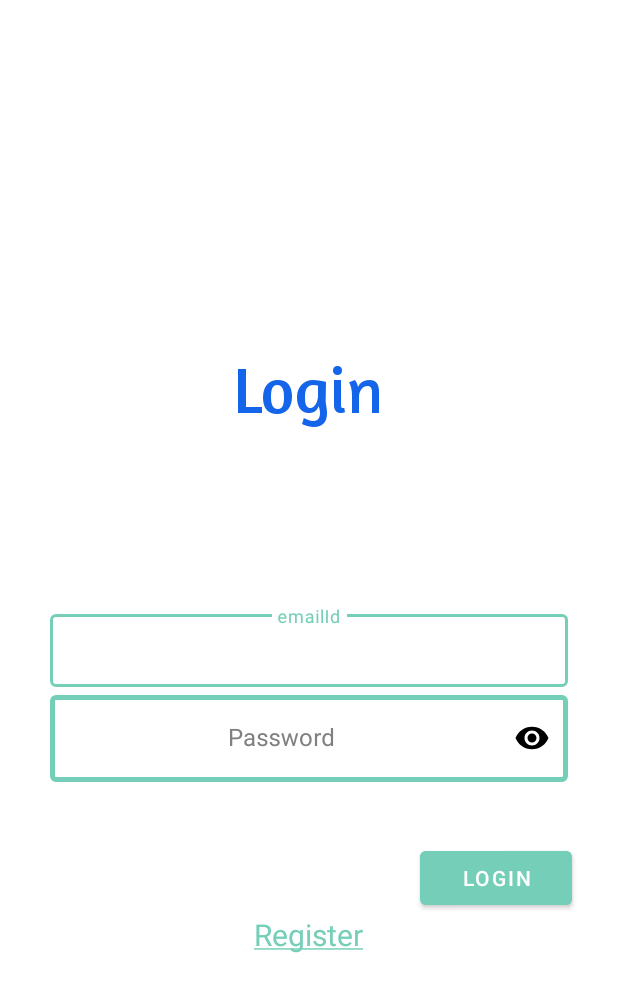
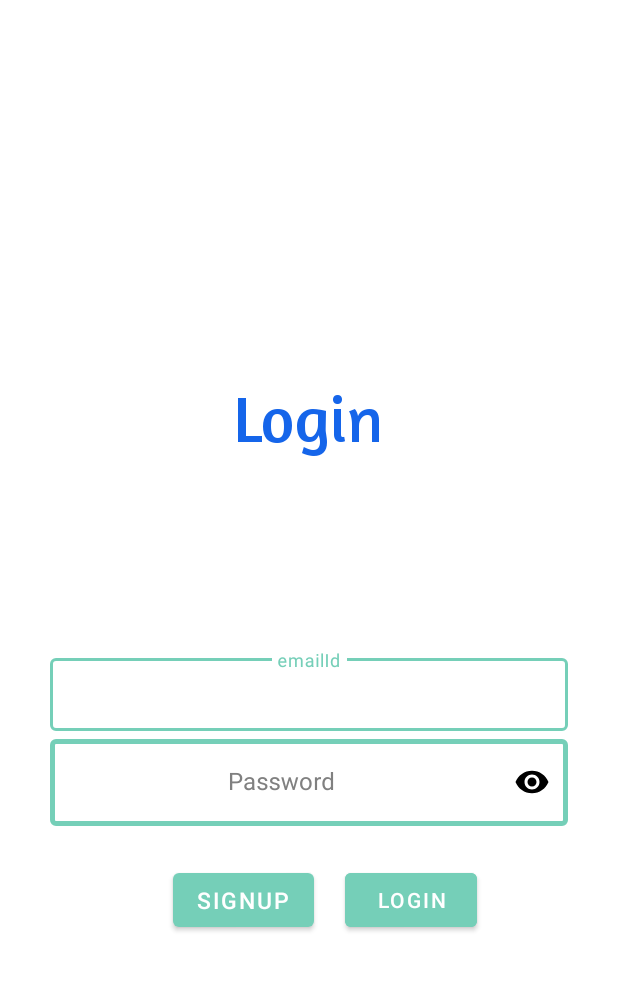
Before and after one commit to theshivv/OrgaFood, an Android app: the layout activity_login.xml on its own in the app's theme, with its tools: preview values and no code run, on a phone screen of 412 x 824 dp. Shown: the top 992 px of the screen. Run offline under Robolectric (Android 15) with nearby library versions, the phone set to English and light mode, and no system bars; Roboto replaces fonts that are not available here.

Commit message:
Changes in activity_login.xml in layout and layout-v21

```diff
--- a/app/src/main/res/layout-v21/activity_login.xml
+++ b/app/src/main/res/layout-v21/activity_login.xml
@@ -70,29 +70,43 @@
         </com.google.android.material.textfield.TextInputLayout>
 
 
-        <Button
-            android:id="@+id/loginBtn"
-            android:layout_width="101dp"
-            android:layout_height="wrap_content"
-            android:layout_gravity="right"
-            android:layout_marginTop="40dp"
-            android:layout_marginEnd="25dp"
-            android:backgroundTint="@color/cay"
-            android:text="@string/login"
-            android:tooltipText="@string/login"
+        <androidx.constraintlayout.widget.ConstraintLayout
+            android:layout_width="match_parent"
+            android:layout_height="match_parent"
+            android:layout_marginTop="25dp"
+            android:orientation="horizontal">
 
-            />
+            <Button
+                android:id="@+id/registerTextId"
+                android:layout_width="wrap_content"
+                android:layout_height="wrap_content"
+                android:elevation="23dp"
+                android:text="@string/signup"
+                android:textColor="@color/white"
+                android:textSize="15sp"
+                app:layout_constraintBottom_toBottomOf="parent"
+                app:layout_constraintEnd_toEndOf="parent"
+                app:layout_constraintHorizontal_bias="0.357"
+                app:layout_constraintStart_toStartOf="parent"
+                app:layout_constraintTop_toTopOf="parent"
+                app:layout_constraintVertical_bias="0.487" />
 
-        <com.google.android.material.textview.MaterialTextView
-            android:id="@+id/registerTextId"
-            android:layout_width="wrap_content"
-            android:layout_height="wrap_content"
-            android:layout_gravity="center"
-            android:text="@string/register"
-            android:textColor="@color/cay"
-            android:textSize="20sp">
+            <Button
+                android:id="@+id/loginBtn"
+                android:layout_width="wrap_content"
+                android:layout_height="wrap_content"
+                android:backgroundTint="@color/cay"
+                android:elevation="23dp"
+                android:text="@string/login"
+                app:layout_constraintBottom_toBottomOf="parent"
+                app:layout_constraintEnd_toEndOf="parent"
+                app:layout_constraintHorizontal_bias="0.189"
+                app:layout_constraintStart_toEndOf="@+id/registerTextId"
+                app:layout_constraintTop_toTopOf="parent"
+                app:layout_constraintVertical_bias="0.448" />
 
-        </com.google.android.material.textview.MaterialTextView>
+
+        </androidx.constraintlayout.widget.ConstraintLayout>
 
     </LinearLayout>
 
--- a/app/src/main/res/layout/activity_login.xml
+++ b/app/src/main/res/layout/activity_login.xml
@@ -70,29 +70,43 @@
         </com.google.android.material.textfield.TextInputLayout>
 
 
-        <Button
-            android:id="@+id/loginBtn"
-            android:layout_width="101dp"
-            android:layout_height="wrap_content"
-            android:layout_gravity="right"
-            android:layout_marginTop="40dp"
-            android:layout_marginEnd="25dp"
-            android:backgroundTint="@color/cay"
-            android:text="@string/login"
-            android:tooltipText="@string/login"
+        <androidx.constraintlayout.widget.ConstraintLayout
+            android:layout_width="match_parent"
+            android:layout_height="match_parent"
+            android:layout_marginTop="25dp"
+            android:orientation="horizontal">
 
-            />
+            <Button
+                android:id="@+id/registerTextId"
+                android:layout_width="wrap_content"
+                android:layout_height="wrap_content"
+                android:elevation="23dp"
+                android:text="@string/signup"
+                android:textColor="@color/white"
+                android:textSize="15sp"
+                app:layout_constraintBottom_toBottomOf="parent"
+                app:layout_constraintEnd_toEndOf="parent"
+                app:layout_constraintHorizontal_bias="0.357"
+                app:layout_constraintStart_toStartOf="parent"
+                app:layout_constraintTop_toTopOf="parent"
+                app:layout_constraintVertical_bias="0.487" />
 
-        <com.google.android.material.textview.MaterialTextView
-            android:id="@+id/registerTextId"
-            android:layout_width="wrap_content"
-            android:layout_height="wrap_content"
-            android:layout_gravity="center"
-            android:text="@string/register"
-            android:textColor="@color/cay"
-            android:textSize="20sp">
+            <Button
+                android:id="@+id/loginBtn"
+                android:layout_width="wrap_content"
+                android:layout_height="wrap_content"
+                android:backgroundTint="@color/cay"
+                android:elevation="23dp"
+                android:text="@string/login"
+                app:layout_constraintBottom_toBottomOf="parent"
+                app:layout_constraintEnd_toEndOf="parent"
+                app:layout_constraintHorizontal_bias="0.189"
+                app:layout_constraintStart_toEndOf="@+id/registerTextId"
+                app:layout_constraintTop_toTopOf="parent"
+                app:layout_constraintVertical_bias="0.448" />
 
-        </com.google.android.material.textview.MaterialTextView>
+
+        </androidx.constraintlayout.widget.ConstraintLayout>
 
     </LinearLayout>
 
```
